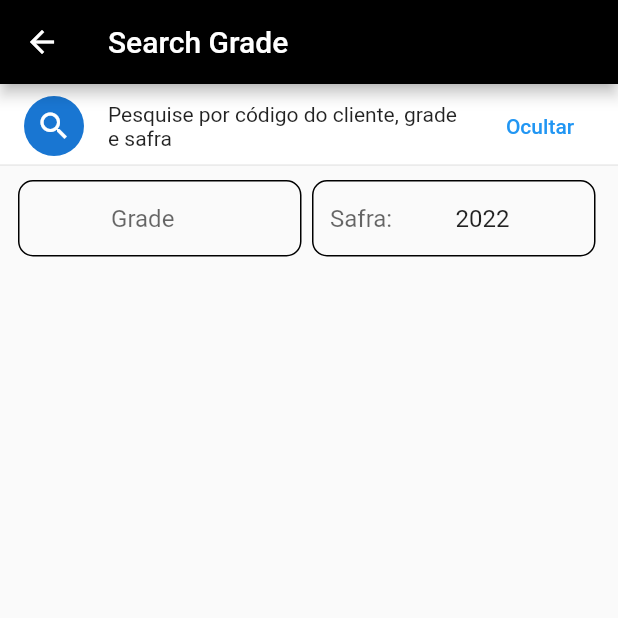
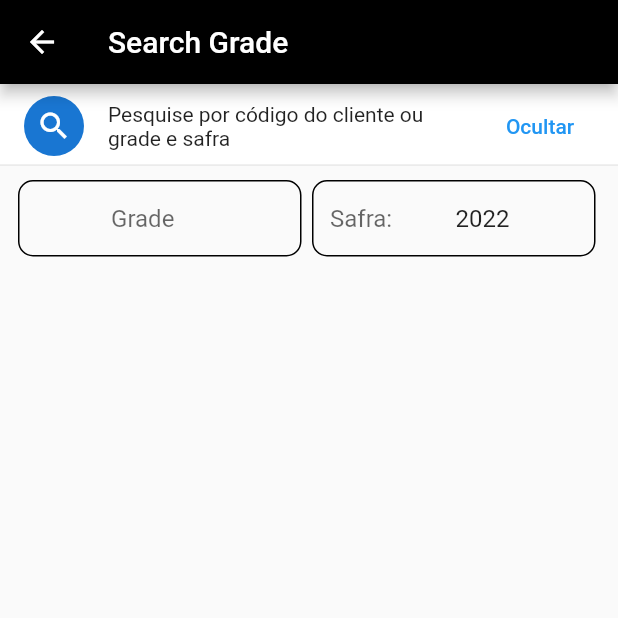
Before and after one commit to Giovane-Oliveira/atcsearch2.0, a Flutter app: the ConsultaCostumer screen opened by its route, on a phone screen of 412 x 824 dp, the top half of it. Run offline on Flutter 3.47's test engine with Material 2 defaults, Android fonts, the phone set to English and light mode, and no system bars; our stand-ins replace data_table_2, fluttericon, fluttertoast, shared_preferences; accounts and stored records are empty; network calls fail.

```diff
--- a/lib/Login.dart
+++ b/lib/Login.dart
@@ -79,10 +79,7 @@ _verificar_internet() async {
               title: const Text('Aviso!'),
               content: const Text('O dispositivo não está conectado com a internet'),
               actions: <Widget>[
-            TextButton(
-              onPressed: () => Navigator.pop(context, 'Cancel'),
-              child: const Text('Cancel'),
-            ),
+
                 TextButton(
                   onPressed: () => Navigator.pop(context, 'OK'),
                   child: const Text('OK'),
--- a/lib/Quality2/ConsultaCostumer.dart
+++ b/lib/Quality2/ConsultaCostumer.dart
@@ -78,7 +78,7 @@ class _ConsultaCostumerState extends State<ConsultaCostumer> {
       return Visibility(
           visible: rs,
           child: MaterialBanner(
-            content: const Text('Pesquise por código do cliente, grade e safra'),
+            content: const Text('Pesquise por código do cliente ou grade e safra'),
             leading: CircleAvatar(child: Icon(Icons.search)),
             actions: [
               FlatButton(
```
Lines whose indentation alone changed are shown as unchanged.
